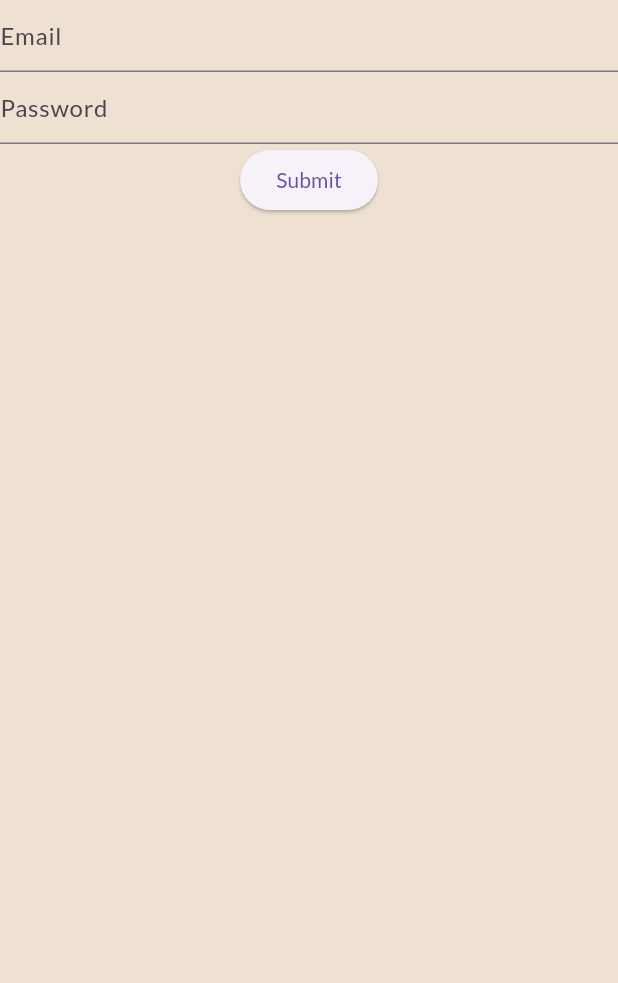
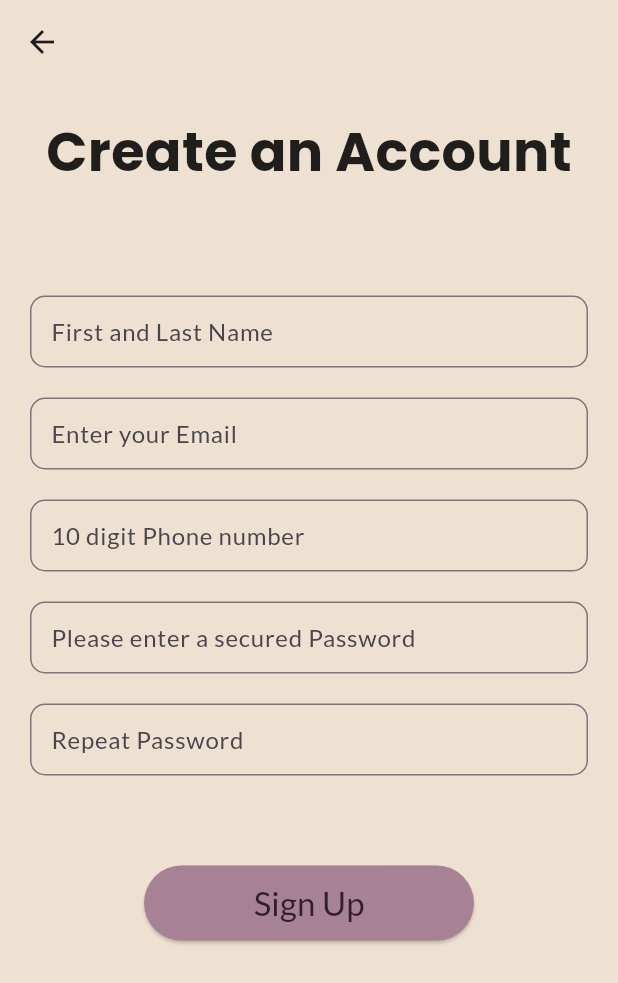
Before and after one commit to milindnair/Echo, a Flutter app: the SignupScreen screen opened by its route, on a phone screen of 412 x 824 dp. Shown: the top 983 px of the screen. Run offline on Flutter 3.47's test engine with Material 2 defaults, Android fonts, the phone set to English and light mode, and no system bars; our stand-ins replace google_fonts.

Commit message:
fix:project structure , feat:login,signup UI done

```diff
--- a/lib/screens/auth/signup.dart
+++ b/lib/screens/auth/signup.dart
@@ -1,6 +1,9 @@
+import 'package:echo/widgets/custom_input.dart';
 import 'package:flutter/material.dart';
+import 'package:echo/widgets/auth_button.dart';
+import 'package:google_fonts/google_fonts.dart';
 
-class SignupScreen extends StatefulWidget{
+class SignupScreen extends StatefulWidget {
   const SignupScreen({Key? key}) : super(key: key);
 
   static const routeName = '/signup';
@@ -9,49 +12,119 @@ class SignupScreen extends StatefulWidget{
   State<SignupScreen> createState() => _SignupScreenState();
 }
 
-class _SignupScreenState extends State<SignupScreen>{
+class _SignupScreenState extends State<SignupScreen> {
   final _formKey = GlobalKey<FormState>();
 
+  Widget _buildStyledTextField({
+    required String hintText,
+    required Function(String?) validator,
+  }) {
+    return SizedBox(
+      height: 50.0,
+      width: 300.0,
+      child: TextFormField(
+        decoration: InputDecoration(
+          hintText: hintText,
+          border: const OutlineInputBorder(
+            borderRadius: BorderRadius.all(Radius.circular(10.0)),
+          ),
+        ),
+        validator: (value) => validator(value),
+      ),
+    );
+  }
+
   @override
-  Widget build(BuildContext context){
+  Widget build(BuildContext context) {
     return Scaffold(
-      body: Form(
+      appBar: AppBar(
+        backgroundColor: const Color(0xFFEFE1D1),
+      ),
+      body: SingleChildScrollView(
+        child: Form(
           key: _formKey,
+          child: Padding(
+            padding: const EdgeInsets.all(20),
             child: Column(
+              mainAxisAlignment: MainAxisAlignment.center,
+              crossAxisAlignment: CrossAxisAlignment.center,
               children: [
-            TextFormField(
-              decoration: const InputDecoration(
-                hintText: 'Email',
+                Text(
+                  "Create an Account",
+                  style: GoogleFonts.poppins(
+                    fontSize: 36,
+                    fontWeight: FontWeight.bold,
                   ),
-              validator: (value){
-                if(value == null || value.isEmpty){
+                ),
+                const SizedBox(height: 70),
+                CustomInput(
+                  hintText: 'First and Last Name',
+                  validator: (value) {
+                    if (value == null || value.isEmpty) {
+                      return 'Please enter your name';
+                    }
+                    return null;
+                  },
+                ),
+                const SizedBox(height: 20),
+               CustomInput(
+                  hintText: 'Enter your Email',
+                  validator: (value) {
+                    if (value == null || value.isEmpty) {
                       return 'Please enter your email';
                     }
                     return null;
                   },
                 ),
-            TextFormField(
-              decoration: const InputDecoration(
-                hintText: 'Password',
+                const SizedBox(height: 20),
+               CustomInput(
+                  hintText: '10 digit Phone number',
+                  validator: (value) {
+                    if (value == null || value.isEmpty) {
+                      return 'Please enter your number';
+                    }
+                    return null;
+                  },
                 ),
-              validator: (value){
-                if(value == null || value.isEmpty){
+                const SizedBox(height: 20),
+               CustomInput(
+                  hintText: 'Please enter a secured Password',
+                  validator: (value) {
+                    if (value == null || value.isEmpty) {
                       return 'Please enter your password';
                     }
                     return null;
                   },
                 ),
-            ElevatedButton(
-              onPressed: (){
-                if(_formKey.currentState!.validate()){
+                const SizedBox(height: 20),
+               CustomInput(
+                  hintText: 'Repeat Password',
+                  validator: (value) {
+                    if (value == null || value.isEmpty) {
+                      return 'Values don\'t match, please try again!';
+                    }
+                    return null;
+                  },
+                ),
+                const SizedBox(height: 60),
+                AuthButton(
+                  onPressed: () {
+                    if (_formKey.currentState!.validate()) {
                       ScaffoldMessenger.of(context).showSnackBar(
                         const SnackBar(content: Text('Processing Data')),
                       );
+                    } else {
+                      ScaffoldMessenger.of(context).showSnackBar(
+                        const SnackBar(
+                            content: Text('Invalid Email or Password')),
+                      );
                     }
                   },
-              child: const Text('Submit'),
+                  text: "Sign Up",
+                )
+              ],
             ),
-          ],
+          ),
         ),
       ),
     );
--- /dev/null
+++ b/lib/widgets/auth_button.dart
@@ -0,0 +1,32 @@
+import 'package:flutter/material.dart';
+// import 'package:echo/widgets/AuthButton.dart';
+
+class AuthButton extends StatelessWidget{
+  const AuthButton({
+    Key? key,
+    required this.onPressed,
+    required this.text,
+  }) : super(key: key);
+
+  final void Function() onPressed;
+  final String text;
+
+  @override
+  Widget build(BuildContext context){
+    return ElevatedButton(
+      onPressed: onPressed,
+      style: ButtonStyle(
+        backgroundColor: MaterialStateProperty.all<Color>(const Color(0xFFA78295)),
+        foregroundColor: MaterialStateProperty.all<Color>(const Color(0xFF331D2C)),
+        fixedSize: MaterialStateProperty.all<Size>(const Size(220, 50)),
+      ),
+      child: Text(
+        text,
+        style: const TextStyle(
+          fontSize: 22,
+          fontWeight: FontWeight.w500,
+        ),
+      ),
+    );
+  }
+}
--- /dev/null
+++ b/lib/widgets/custom_input.dart
@@ -0,0 +1,32 @@
+
+import 'package:flutter/material.dart';
+
+class CustomInput extends StatelessWidget{
+  const CustomInput({
+    Key? key,
+    required this.hintText,
+    required this.validator,
+  }) : super(key: key);
+
+  final String hintText;
+  final Function(String?) validator;
+
+  @override
+  Widget build(BuildContext context){
+    return SizedBox(
+      // height: 50.0,
+      // width: 300.0,
+      child: TextFormField(
+        decoration: InputDecoration(
+          hintText: hintText,
+          border: const OutlineInputBorder(
+            borderRadius: BorderRadius.all(Radius.circular(10.0)),
+          ),
+          contentPadding:
+      const EdgeInsets.symmetric(vertical: 10.0, horizontal: 10.0),
+        ),
+        validator: (value) => validator(value),
+      ),
+    );
+  }
+}
```
Also changed, not shown: lib/screens/auth/login.dart (+52 -4 lines). Lines whose indentation alone changed are shown as unchanged.
